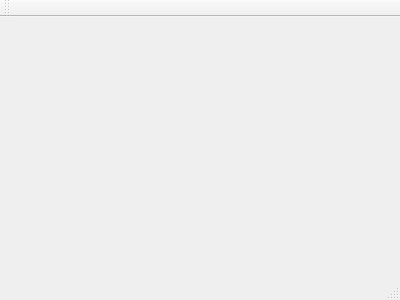
Qt form Code/Calculatrice/mainwindow.ui (AntoineRondelet/Scientist_Calculator_C-_Qt) before a commit.
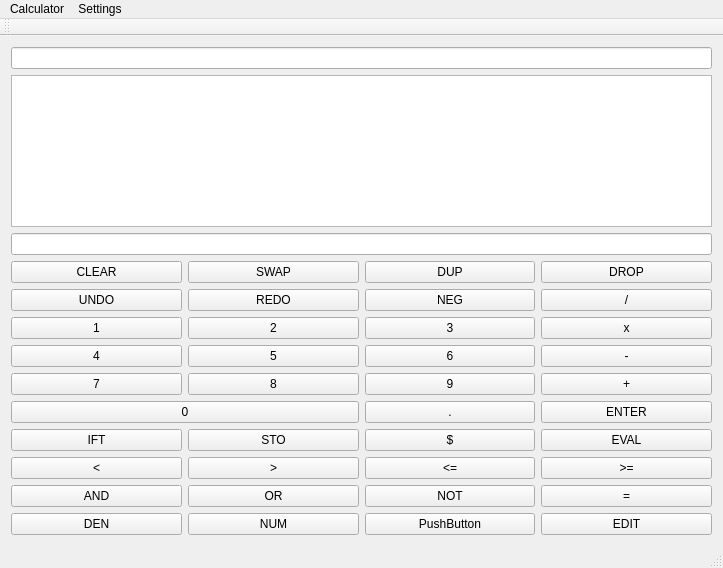
The same form after that commit.

Commit message: Debut interface

```diff
--- a/Code/Calculatrice/mainwindow.ui
+++ b/Code/Calculatrice/mainwindow.ui
@@ -1,24 +1,349 @@
 <ui version="4.0">
  <class>MainWindow</class>
- <widget class="QMainWindow" name="MainWindow" >
-  <property name="geometry" >
+ <widget class="QMainWindow" name="MainWindow">
+  <property name="geometry">
    <rect>
     <x>0</x>
     <y>0</y>
-    <width>400</width>
-    <height>300</height>
+    <width>723</width>
+    <height>568</height>
    </rect>
   </property>
   <property name="windowTitle" >
    <string>MainWindow</string>
   </property>
-  <widget class="QMenuBar" name="menuBar" />
-  <widget class="QToolBar" name="mainToolBar" />
-  <widget class="QWidget" name="centralWidget" />
-  <widget class="QStatusBar" name="statusBar" />
+  <widget class="QWidget" name="centralWidget">
+   <layout class="QVBoxLayout" name="verticalLayout_2">
+    <item>
+     <widget class="QLineEdit" name="lineEditMessage">
+      <property name="text">
+       <string/>
+      </property>
+     </widget>
+    </item>
+    <item>
+     <widget class="QTableWidget" name="tableWidgetPile"/>
+    </item>
+    <item>
+     <widget class="QLineEdit" name="lineEditCommande"/>
+    </item>
+    <item>
+     <layout class="QGridLayout" name="gridLayout_3">
+      <item row="10" column="2">
+       <widget class="QPushButton" name="pushButton_3">
+        <property name="text">
+         <string>PushButton</string>
+        </property>
+       </widget>
+      </item>
+      <item row="0" column="4">
+       <widget class="QPushButton" name="pButDrop">
+        <property name="text">
+         <string>DROP</string>
+        </property>
+       </widget>
+      </item>
+      <item row="3" column="0">
+       <widget class="QPushButton" name="but4">
+        <property name="text">
+         <string>4</string>
+        </property>
+       </widget>
+      </item>
+      <item row="7" column="1">
+       <widget class="QPushButton" name="pButSto">
+        <property name="text">
+         <string>STO</string>
+        </property>
+       </widget>
+      </item>
+      <item row="3" column="1">
+       <widget class="QPushButton" name="but5">
+        <property name="text">
+         <string>5</string>
+        </property>
+       </widget>
+      </item>
+      <item row="8" column="1">
+       <widget class="QPushButton" name="pButSup">
+        <property name="text">
+         <string>&gt;</string>
+        </property>
+       </widget>
+      </item>
+      <item row="0" column="1">
+       <widget class="QPushButton" name="pButSwap">
+        <property name="text">
+         <string>SWAP</string>
+        </property>
+       </widget>
+      </item>
+      <item row="4" column="4">
+       <widget class="QPushButton" name="pButAdd">
+        <property name="text">
+         <string>+</string>
+        </property>
+       </widget>
+      </item>
+      <item row="0" column="0">
+       <widget class="QPushButton" name="pButClear">
+        <property name="text">
+         <string>CLEAR</string>
+        </property>
+       </widget>
+      </item>
+      <item row="1" column="2">
+       <widget class="QPushButton" name="pButNeg">
+        <property name="text">
+         <string>NEG</string>
+        </property>
+       </widget>
+      </item>
+      <item row="1" column="4">
+       <widget class="QPushButton" name="pButDiv">
+        <property name="text">
+         <string>/</string>
+        </property>
+       </widget>
+      </item>
+      <item row="0" column="2">
+       <widget class="QPushButton" name="pButDup">
+        <property name="text">
+         <string>DUP</string>
+        </property>
+       </widget>
+      </item>
+      <item row="1" column="1">
+       <widget class="QPushButton" name="pButRedo">
+        <property name="text">
+         <string>REDO</string>
+        </property>
+       </widget>
+      </item>
+      <item row="2" column="2">
+       <widget class="QPushButton" name="but3">
+        <property name="text">
+         <string>3</string>
+        </property>
+       </widget>
+      </item>
+      <item row="2" column="0">
+       <widget class="QPushButton" name="but1">
+        <property name="text">
+         <string>1</string>
+        </property>
+       </widget>
+      </item>
+      <item row="3" column="4">
+       <widget class="QPushButton" name="pButSous">
+        <property name="text">
+         <string>-</string>
+        </property>
+       </widget>
+      </item>
+      <item row="2" column="4">
+       <widget class="QPushButton" name="pButMult">
+        <property name="text">
+         <string>x</string>
+        </property>
+       </widget>
+      </item>
+      <item row="7" column="2">
+       <widget class="QPushButton" name="pButCplx">
+        <property name="text">
+         <string>$</string>
+        </property>
+       </widget>
+      </item>
+      <item row="4" column="1">
+       <widget class="QPushButton" name="but8">
+        <property name="text">
+         <string>8</string>
+        </property>
+       </widget>
+      </item>
+      <item row="2" column="1">
+       <widget class="QPushButton" name="but2">
+        <property name="text">
+         <string>2</string>
+        </property>
+       </widget>
+      </item>
+      <item row="1" column="0">
+       <widget class="QPushButton" name="pButUndo">
+        <property name="text">
+         <string>UNDO</string>
+        </property>
+       </widget>
+      </item>
+      <item row="7" column="0">
+       <widget class="QPushButton" name="pButIft">
+        <property name="text">
+         <string>IFT</string>
+        </property>
+       </widget>
+      </item>
+      <item row="4" column="0">
+       <widget class="QPushButton" name="but7">
+        <property name="text">
+         <string>7</string>
+        </property>
+       </widget>
+      </item>
+      <item row="3" column="2">
+       <widget class="QPushButton" name="but6">
+        <property name="text">
+         <string>6</string>
+        </property>
+       </widget>
+      </item>
+      <item row="4" column="2">
+       <widget class="QPushButton" name="but9">
+        <property name="text">
+         <string>9</string>
+        </property>
+       </widget>
+      </item>
+      <item row="7" column="4">
+       <widget class="QPushButton" name="pButEval">
+        <property name="text">
+         <string>EVAL</string>
+        </property>
+       </widget>
+      </item>
+      <item row="10" column="0">
+       <widget class="QPushButton" name="pButDen">
+        <property name="text">
+         <string>DEN</string>
+        </property>
+       </widget>
+      </item>
+      <item row="9" column="2">
+       <widget class="QPushButton" name="pButNot">
+        <property name="text">
+         <string>NOT</string>
+        </property>
+       </widget>
+      </item>
+      <item row="8" column="4">
+       <widget class="QPushButton" name="pButSupEgal">
+        <property name="text">
+         <string>&gt;=</string>
+        </property>
+       </widget>
+      </item>
+      <item row="10" column="4">
+       <widget class="QPushButton" name="pButEdit">
+        <property name="text">
+         <string>EDIT</string>
+        </property>
+       </widget>
+      </item>
+      <item row="9" column="1">
+       <widget class="QPushButton" name="pButOr">
+        <property name="text">
+         <string>OR</string>
+        </property>
+       </widget>
+      </item>
+      <item row="9" column="4">
+       <widget class="QPushButton" name="pButEgal">
+        <property name="text">
+         <string>=</string>
+        </property>
+       </widget>
+      </item>
+      <item row="8" column="0">
+       <widget class="QPushButton" name="pButInf">
+        <property name="text">
+         <string>&lt;</string>
+        </property>
+       </widget>
+      </item>
+      <item row="9" column="0">
+       <widget class="QPushButton" name="pButAnd">
+        <property name="text">
+         <string>AND</string>
+        </property>
+       </widget>
+      </item>
+      <item row="8" column="2">
+       <widget class="QPushButton" name="pButInfEgal">
+        <property name="text">
+         <string>&lt;=</string>
+        </property>
+       </widget>
+      </item>
+      <item row="10" column="1">
+       <widget class="QPushButton" name="pButNum">
+        <property name="text">
+         <string>NUM</string>
+        </property>
+       </widget>
+      </item>
+      <item row="6" column="4">
+       <widget class="QPushButton" name="pButEnter">
+        <property name="text">
+         <string>ENTER</string>
+        </property>
+       </widget>
+      </item>
+      <item row="6" column="2">
+       <widget class="QPushButton" name="pButDot">
+        <property name="text">
+         <string>.</string>
+        </property>
+       </widget>
+      </item>
+      <item row="6" column="0" colspan="2">
+       <widget class="QPushButton" name="but0">
+        <property name="text">
+         <string>0</string>
+        </property>
+       </widget>
+      </item>
+     </layout>
+    </item>
+   </layout>
+   <zorder>gridLayoutWidget</zorder>
+   <zorder>pButDrop</zorder>
+   <zorder>lineEditMessage</zorder>
+   <zorder>lineEditCommande</zorder>
+   <zorder>tableWidgetPile</zorder>
+  </widget>
+  <widget class="QMenuBar" name="menuBar">
+   <property name="geometry">
+    <rect>
+     <x>0</x>
+     <y>0</y>
+     <width>723</width>
+     <height>22</height>
+    </rect>
+   </property>
+   <widget class="QMenu" name="menuCalculator">
+    <property name="title">
+     <string>Calculator</string>
+    </property>
+   </widget>
+   <widget class="QMenu" name="menuSettings">
+    <property name="title">
+     <string>Settings</string>
+    </property>
+   </widget>
+   <addaction name="menuCalculator"/>
+   <addaction name="menuSettings"/>
+  </widget>
+  <widget class="QToolBar" name="mainToolBar">
+   <attribute name="toolBarArea">
+    <enum>TopToolBarArea</enum>
+   </attribute>
+   <attribute name="toolBarBreak">
+    <bool>false</bool>
+   </attribute>
+  </widget>
+  <widget class="QStatusBar" name="statusBar"/>
  </widget>
- <layoutDefault spacing="6" margin="11" />
- <pixmapfunction></pixmapfunction>
+ <layoutdefault spacing="6" margin="11"/>
  <resources/>
  <connections/>
 </ui>
```
Left out of the diff: 3 changed lines with no effect on the pictures. The commit also changes 4 other files.
